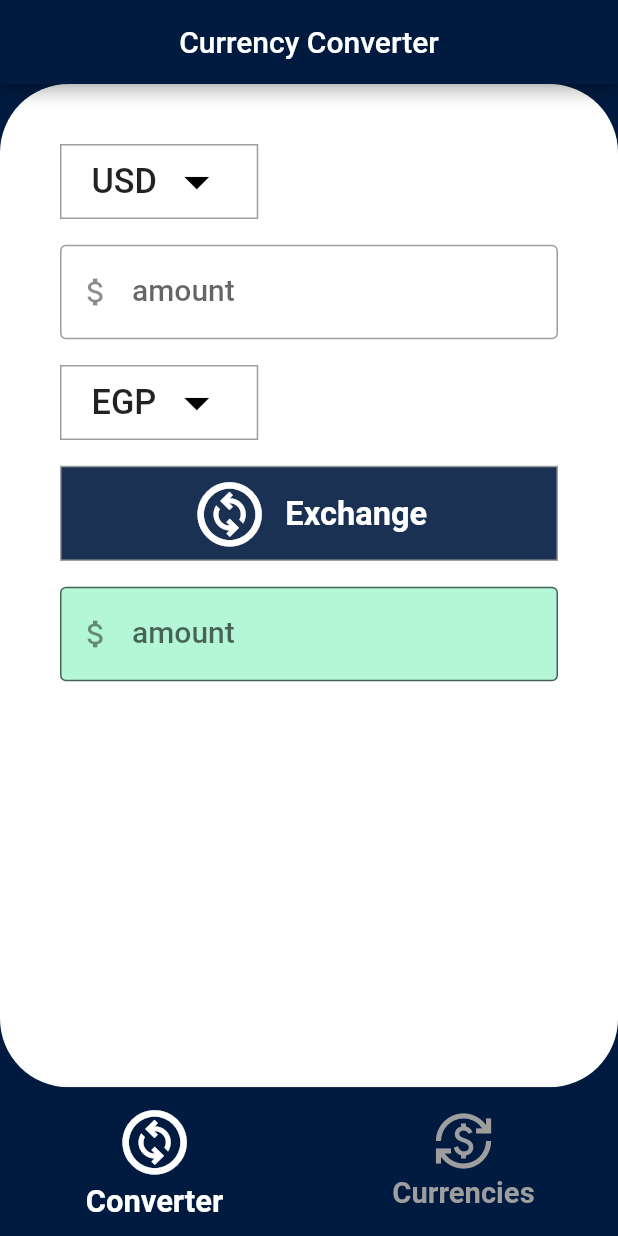
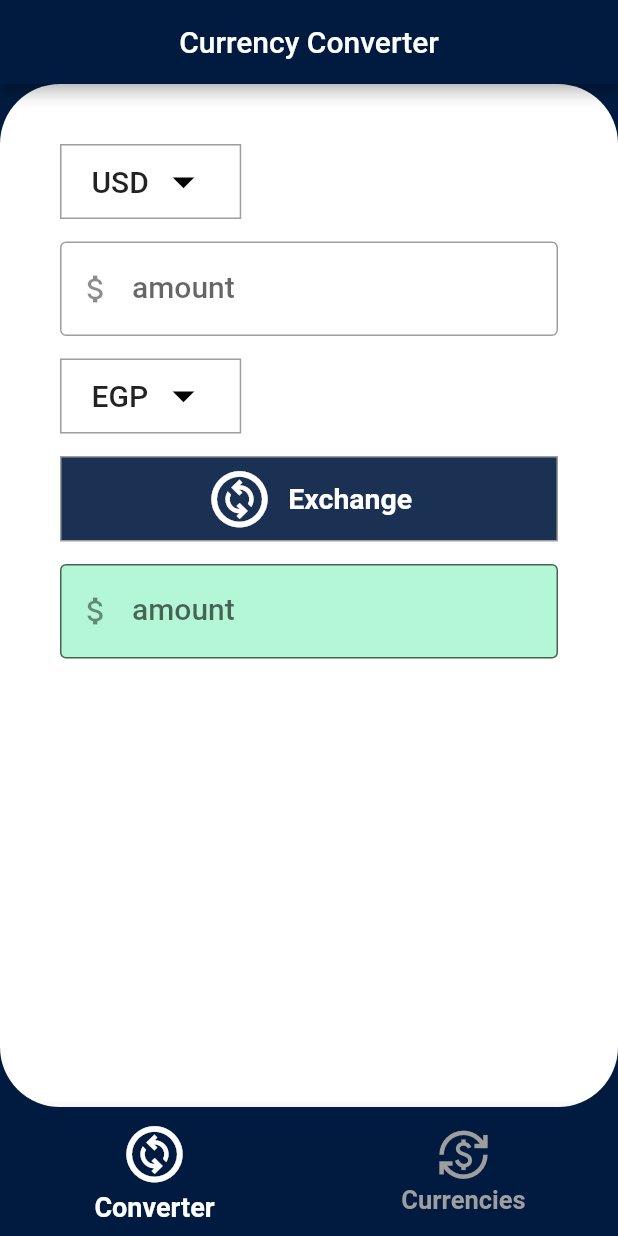
Before and after one commit to ahmedsalah199/Currency-Converter, a Flutter app: the screen it shows after launch, on a phone screen of 412 x 824 dp. Run offline on Flutter 3.47's test engine with Material 2 defaults, Android fonts, the phone set to English and light mode, and no system bars; our stand-ins replace bloc, dio, flutter_bloc, get_it; network calls fail.

Commit message:
remove screen utils

```diff
--- a/lib/app/app.dart
+++ b/lib/app/app.dart
@@ -2,7 +2,6 @@ import 'package:currency_converter/app/injection.dart' as di;
 import 'package:currency_converter/presentation/screens/home_screen.dart';
 import 'package:flutter/material.dart';
 import 'package:flutter_bloc/flutter_bloc.dart';
-import 'package:flutter_screenutil/flutter_screenutil.dart';
 
 import '../config/theme_app.dart';
 import '../core/utils/app_strings.dart';
@@ -32,19 +31,12 @@ class _MyAppState extends State<MyApp> {
           create: (context) => CubitBottomNav(),
         ),
       ],
-      child: ScreenUtilInit(
-        designSize: const Size(360, 690),
-        minTextAdapt: true,
-        splitScreenMode: true,
-        builder: (BuildContext context, Widget? child) {
-          return MaterialApp(
+      child: MaterialApp(
             debugShowCheckedModeBanner: false,
             title: AppStrings.appName,
             theme: appTheme(),
             home: const HomeScreen(),
-          );
-        },
-      ),
+          ),
     );
   }
 }
--- a/lib/core/utils/app_font.dart
+++ b/lib/core/utils/app_font.dart
@@ -1,9 +1,8 @@
-import 'package:flutter_screenutil/flutter_screenutil.dart';
 
 class AppFontSize {
-  static double s17 = 17.0.sp;
-  static double s18 = 18.0.sp;
-  static double s19 = 19.0.sp;
-  static double s20 = 20.0.sp;
-  static double s40 = 40.0.sp;
+  static double s17 = 17.0;
+  static double s18 = 18.0;
+  static double s19 = 19.0;
+  static double s20 = 20.0;
+  static double s40 = 40.0;
 }
--- a/lib/core/utils/app_value.dart
+++ b/lib/core/utils/app_value.dart
@@ -1,4 +1,3 @@
-import 'package:flutter_screenutil/flutter_screenutil.dart';
 
 class AppPadding {
   static const double p5 = 5.0;
@@ -9,10 +8,10 @@ class AppPadding {
 }
 
 class AppSize {
-  static double s10 = 10.0.sp;
-  static double s15 = 15.0.sp;
-  static double s35 = 35.0.sp;
-  static double s40 = 40.0.sp;
-  static double s45 = 45.0.sp;
-  static double s100 = 100.0.sp;
+  static double s10 = 10.0;
+  static double s15 = 15.0;
+  static double s35 = 35.0;
+  static double s40 = 40.0;
+  static double s45 = 45.0;
+  static double s100 = 100.0;
 }
--- a/pubspec.yaml
+++ b/pubspec.yaml
@@ -14,7 +14,7 @@ dependencies:
   bloc: ^8.1.0
   dio: ^4.0.6
   get_it: ^7.2.0
-  flutter_screenutil: ^5.9.0
+
 
 
 
```
Also changed, not shown: pubspec.lock.
